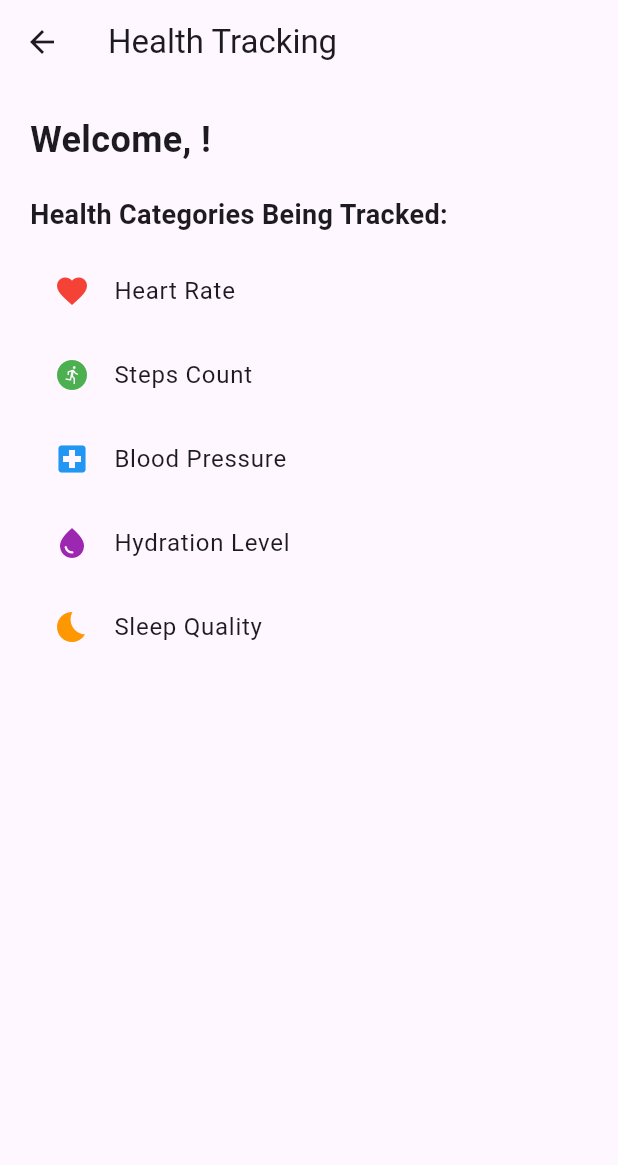
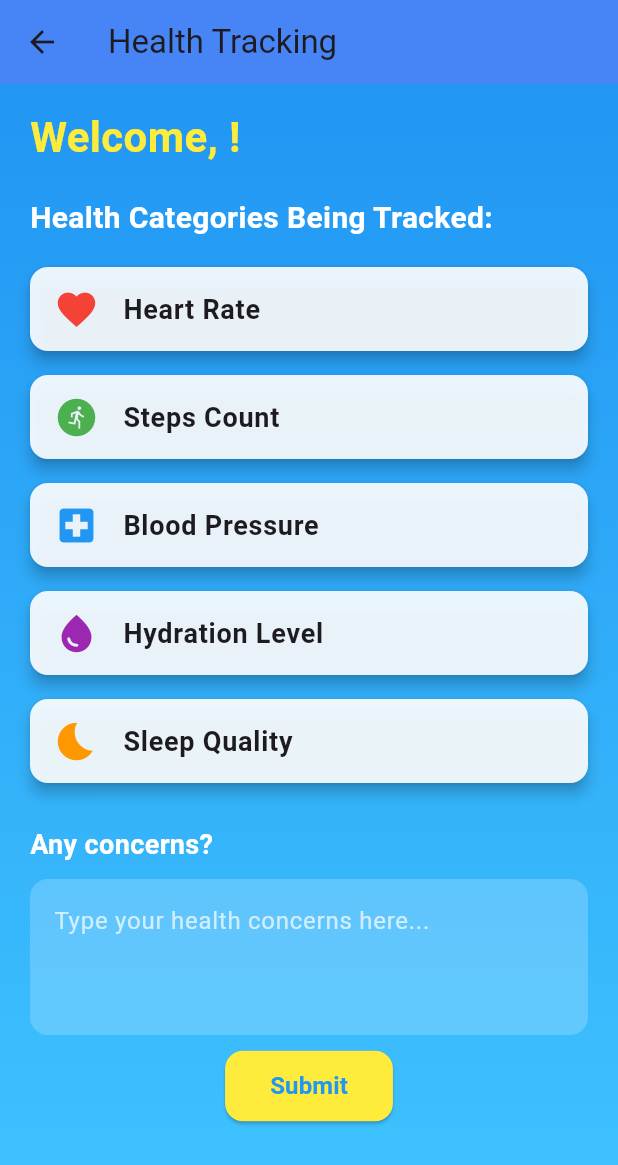
Before and after one commit to thecoderkid351/bisonbytes2025, a Flutter app: the StartPage screen opened directly with empty values, on a phone screen of 412 x 824 dp. Shown: the top 1165 px of the screen. Run offline on Flutter 3.47's test engine with Material 3 defaults, Android fonts, the phone set to English and light mode, and no system bars.

Commit message:
first two screens good

```diff
--- a/lib/front_page.dart
+++ b/lib/front_page.dart
@@ -55,6 +55,7 @@ class _FrontPage extends State<FrontPage> {
       return;
     }
 
+    // Go to nng
     Navigator.push(
       context,
       MaterialPageRoute(
--- /dev/null
+++ b/lib/healthCard.dart
@@ -0,0 +1,32 @@
+import 'package:flutter/material.dart';
+
+class HealthCard extends StatelessWidget {
+  final IconData icon;
+  final Color color;
+  final String text;
+
+  const HealthCard({
+    super.key,
+    required this.icon,
+    required this.color,
+    required this.text,
+  });
+
+  @override
+  Widget build(BuildContext context) {
+    return Card(
+      color: Colors.white.withOpacity(0.9),
+      shape: RoundedRectangleBorder(borderRadius: BorderRadius.circular(12)),
+      elevation: 4,
+      margin: const EdgeInsets.symmetric(vertical: 8),
+      child: ListTile(
+        leading: Icon(icon, color: color, size: 30),
+        title: Text(
+          text,
+          style: const TextStyle(fontSize: 18, fontWeight: FontWeight.w600),
+        ),
+        //trailing: const Icon(Icons.arrow_forward_ios, color: Colors.grey),
+      ),
+    );
+  }
+}
--- a/lib/start_page.dart
+++ b/lib/start_page.dart
@@ -1,52 +1,148 @@
 import 'package:flutter/material.dart';
+import 'healthCard.dart';
 
-
-class StartPage extends StatelessWidget {
+class StartPage extends StatefulWidget {
   const StartPage({super.key, required this.userName});
 
   final String userName;
 
   @override
+  State<StartPage> createState() => _StartPageState();
+}
+
+class _StartPageState extends State<StartPage> {
+  final TextEditingController _concernsController = TextEditingController();
+
+  void _submitConcerns() {
+    final enteredText = _concernsController.text.trim();
+    if (enteredText.isNotEmpty) {
+      // Display a confirmation message
+      ScaffoldMessenger.of(context).showSnackBar(
+        const SnackBar(
+          content: Text("Your concern has been noted!"),
+          backgroundColor: Colors.green,
+        ),
+      );
+      _concernsController.clear(); // Clear text field after submission
+    }
+  }
+
+  @override
   Widget build(BuildContext context) {
     return Scaffold(
-      appBar: AppBar(title: Text("Health Tracking")),
-      body: Padding(
-        padding: const EdgeInsets.all(20),
+      appBar: AppBar(
+        title: const Text("Health Tracking"),
+        backgroundColor: Colors.blueAccent,
+        elevation: 4,
+      ),
+      body: Container(
+        decoration: const BoxDecoration(
+          gradient: LinearGradient(
+            colors: [Colors.blue, Colors.lightBlueAccent],
+            begin: Alignment.topCenter,
+            end: Alignment.bottomCenter,
+          ),
+        ),
+        child: SafeArea(
+          child: Padding(
+            padding: const EdgeInsets.symmetric(horizontal: 20, vertical: 15),
             child: Column(
               crossAxisAlignment: CrossAxisAlignment.start,
               children: [
                 Text(
-              "Welcome, $userName!", // Displays the user's name
-              style: const TextStyle(fontSize: 24, fontWeight: FontWeight.bold),
+                  "Welcome, ${widget.userName}!",
+                  style: const TextStyle(
+                    fontSize: 28,
+                    fontWeight: FontWeight.bold,
+                    color: Colors.yellow,
                   ),
-            const SizedBox(height: 20), // Space below welcome message
+                ),
+                const SizedBox(height: 20),
                 const Text(
                   "Health Categories Being Tracked:",
-              style: TextStyle(fontSize: 18, fontWeight: FontWeight.w600),
+                  style: TextStyle(
+                    fontSize: 20,
+                    fontWeight: FontWeight.w600,
+                    color: Colors.white,
+                  ),
                 ),
                 const SizedBox(height: 10),
                 Expanded(
                   child: ListView(
-                children: const [
-                  ListTile(
-                    leading: Icon(Icons.favorite, color: Colors.red),
-                    title: Text("Heart Rate"),
+                    children: [
+                      const HealthCard(
+                        icon: Icons.favorite,
+                        color: Colors.red,
+                        text: "Heart Rate",
                       ),
-                  ListTile(
-                    leading: Icon(Icons.run_circle, color: Colors.green),
-                    title: Text("Steps Count"),
+                      const HealthCard(
+                        icon: Icons.run_circle,
+                        color: Colors.green,
+                        text: "Steps Count",
                       ),
-                  ListTile(
-                    leading: Icon(Icons.local_hospital, color: Colors.blue),
-                    title: Text("Blood Pressure"),
+                      const HealthCard(
+                        icon: Icons.local_hospital,
+                        color: Colors.blue,
+                        text: "Blood Pressure",
                       ),
-                  ListTile(
-                    leading: Icon(Icons.water_drop, color: Colors.purple),
-                    title: Text("Hydration Level"),
+                      const HealthCard(
+                        icon: Icons.water_drop,
+                        color: Colors.purple,
+                        text: "Hydration Level",
                       ),
-                  ListTile(
-                    leading: Icon(Icons.bedtime, color: Colors.orange),
-                    title: Text("Sleep Quality"),
+                      const HealthCard(
+                        icon: Icons.bedtime,
+                        color: Colors.orange,
+                        text: "Sleep Quality",
+                      ),
+                      const SizedBox(height: 20), // Space before text field
+                      const Text(
+                        "Any concerns?",
+                        style: TextStyle(
+                          fontSize: 18,
+                          fontWeight: FontWeight.w600,
+                          color: Colors.white,
+                        ),
+                      ),
+                      const SizedBox(height: 10),
+                      TextField(
+                        controller: _concernsController,
+                        maxLines: 3,
+                        style: const TextStyle(color: Colors.white),
+                        decoration: InputDecoration(
+                          hintText: "Type your health concerns here...",
+                          hintStyle: const TextStyle(color: Colors.white70),
+                          filled: true,
+                          fillColor: Colors.white.withOpacity(0.2),
+                          border: OutlineInputBorder(
+                            borderRadius: BorderRadius.circular(12),
+                            borderSide: BorderSide.none,
+                          ),
+                        ),
+                      ),
+                      const SizedBox(height: 10),
+                      Center(
+                        child: ElevatedButton(
+                          onPressed: _submitConcerns,
+                          style: ElevatedButton.styleFrom(
+                            backgroundColor: Colors.yellow,
+                            foregroundColor: Colors.blue,
+                            shape: RoundedRectangleBorder(
+                              borderRadius: BorderRadius.circular(12),
+                            ),
+                            padding: const EdgeInsets.symmetric(
+                              vertical: 12,
+                              horizontal: 30,
+                            ),
+                          ),
+                          child: const Text(
+                            "Submit",
+                            style: TextStyle(
+                              fontSize: 16,
+                              fontWeight: FontWeight.bold,
+                            ),
+                          ),
+                        ),
                       ),
                     ],
                   ),
@@ -54,6 +150,8 @@ class StartPage extends StatelessWidget {
               ],
             ),
           ),
+        ),
+      ),
     );
   }
 }
--- a/pubspec.yaml
+++ b/pubspec.yaml
@@ -30,7 +30,7 @@ environment:
 dependencies:
   flutter:
     sdk: flutter
-  http: ^0.13.3 #removea
+  http: ^0.15.0 #removea
 
   # The following adds the Cupertino Icons font to your application.
   # Use with the CupertinoIcons class for iOS style icons.
```
Lines whose indentation alone changed are shown as unchanged.
